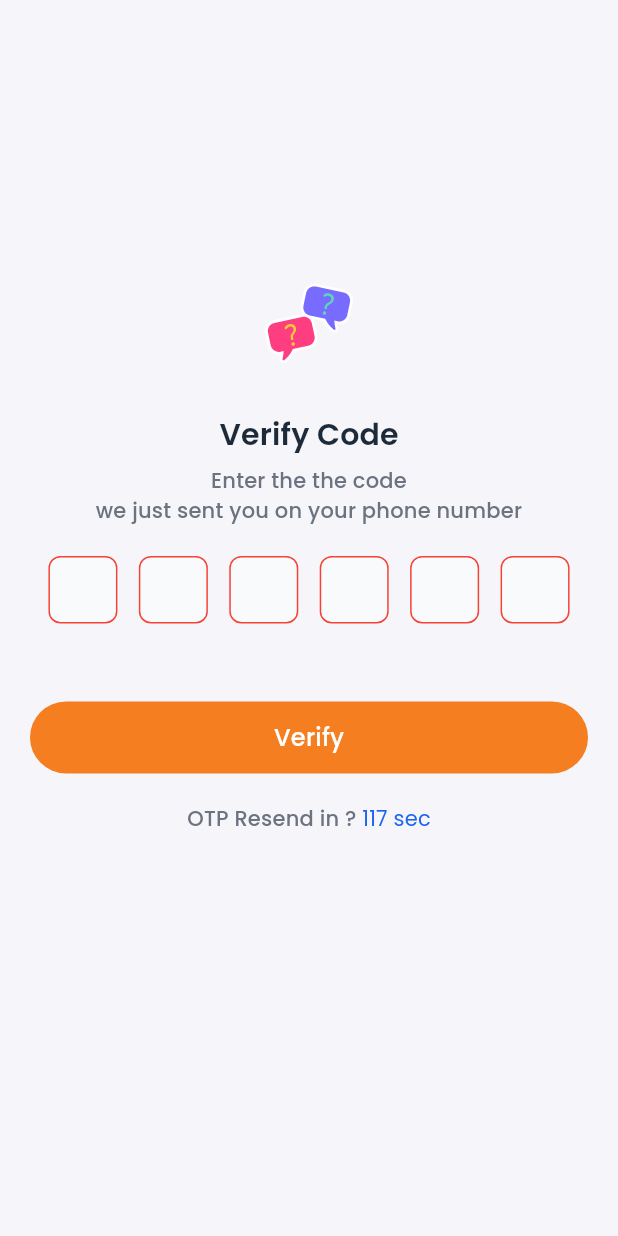
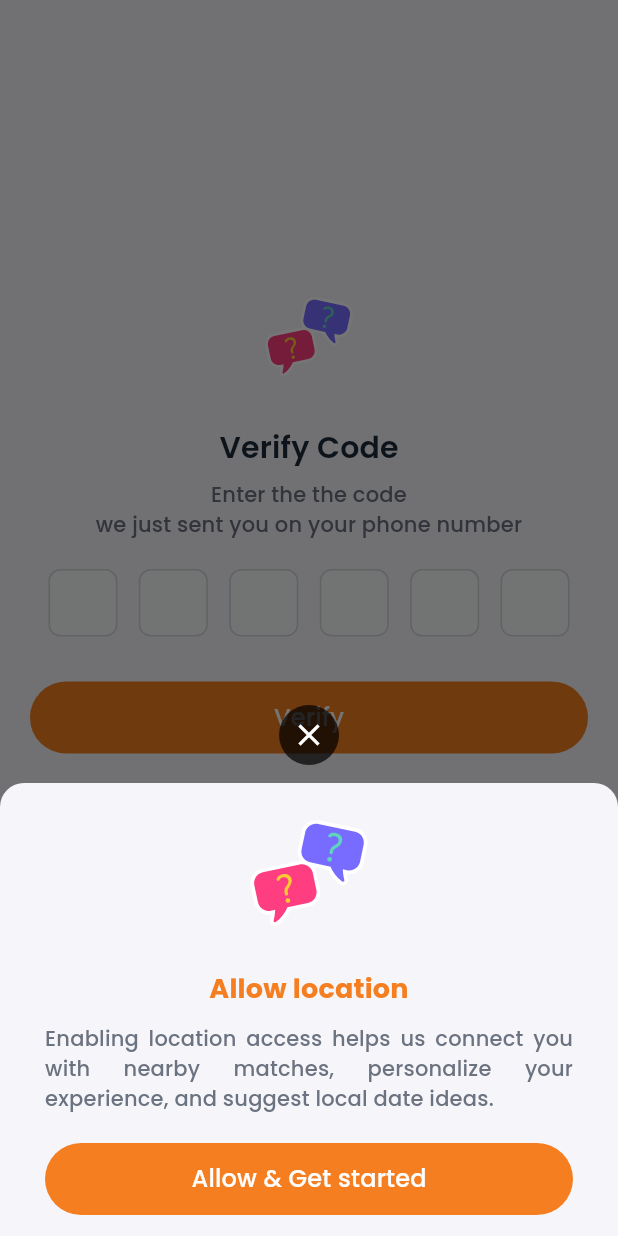
Before and after one commit to Deepjyoti120/laatte_app, a Flutter app: the OtpScreen screen opened by its route, after a tap on "Verify", on a phone screen of 412 x 824 dp. Run offline on Flutter 3.47's test engine with Material 3 defaults, Android fonts, the light colour scheme and no system bars; our stand-ins replace bloc, bloc_concurrency, connectivity_plus, dio, equatable, file_picker and 17 more; missing offline and left inert: ntp, razorpay_flutter; accounts and stored records are empty.

Commit message:
feat: add geolocation support and implement terms & conditions acceptance in login flow

```diff
--- /dev/null
+++ b/lib/ui/custom/confirm_sheet.dart
@@ -0,0 +1,124 @@
+import 'package:flutter_svg/svg.dart';
+import 'package:laatte/common_libs.dart';
+import 'package:laatte/utils/assets_names.dart';
+import 'package:laatte/utils/design_colors.dart';
+import 'package:laatte/utils/extensions.dart';
+import 'package:laatte/utils/utlis.dart';
+import '../theme/buttons.dart';
+import '../theme/text.dart';
+
+class ConfirmSheet extends StatelessWidget {
+  const ConfirmSheet({
+    Key? key,
+    this.isDismissible = true,
+    required this.title,
+    required this.description,
+    this.confirmText = 'Done',
+    this.onPressed,
+    this.isLoading = false,
+    this.assetPath,
+  }) : super(key: key);
+  final bool isDismissible;
+  final String title;
+  final String description;
+  final String confirmText;
+  final VoidCallback? onPressed;
+  final bool isLoading;
+  final String? assetPath;
+
+  @override
+  Widget build(BuildContext context) {
+    return PopScope(
+      canPop: isDismissible,
+      child: Column(
+        mainAxisSize: MainAxisSize.min,
+        children: [
+          GestureDetector(
+            onTap: () {
+              context.pop();
+            },
+            child: Container(
+                height: 40,
+                width: 40,
+                decoration: BoxDecoration(
+                    color: Colors.black.withOpacity(0.7),
+                    borderRadius: BorderRadius.circular(60)),
+                child: Container(
+                  alignment: Alignment.center,
+                  child: const Icon(Icons.close, color: Colors.white),
+                )),
+          ),
+          const SizedBox(height: 12),
+          Container(
+            width: double.infinity,
+            decoration: const BoxDecoration(
+              borderRadius: BorderRadius.vertical(
+                top: Radius.circular(16),
+              ),
+              color: DesignColor.backgroundColor,
+            ),
+            child: Column(
+              crossAxisAlignment: CrossAxisAlignment.center,
+              children: [
+                const SizedBox(height: 20),
+                SvgPicture.asset(
+                  assetPath ?? AssetsName.appLogo,
+                  height: 80,
+                ),
+                const SizedBox(height: 10),
+                Padding(
+                  padding: const EdgeInsets.fromLTRB(30, 14, 30, 14),
+                  child: Column(
+                    children: [
+                      DesignText.title(
+                        title,
+                        textAlign: TextAlign.center,
+                        color: DesignColor.primary,
+                      ),
+                      const SizedBox(height: 10),
+                      DesignText.body(
+                        description,
+                        textAlign: TextAlign.justify,
+                      ),
+                      if (onPressed != null) const SizedBox(height: 20),
+                      if (onPressed != null)
+                        SizedBox(
+                          width: double.infinity,
+                          height: 48,
+                          child: Hero(
+                            tag: Constants.keyLoginButton,
+                            child: DesignButtons(
+                              color: DesignColor.primary,
+                              elevation: 0,
+                              fontSize: 16,
+                              fontWeight: 500,
+                              colorText: Colors.white,
+                              isTappedNotifier: ValueNotifier<bool>(isLoading),
+                              // onPressed: () async => onPressed!(),
+                              onPressed: () async {
+                                if (onPressed != null) {
+                                  onPressed!();
+                                }
+                              },
+                              textLabel: "",
+                              child: DesignText(
+                                confirmText,
+                                fontSize: 16,
+                                fontWeight: 500,
+                                color: Colors.white,
+                              ),
+                            ),
+                          ),
+                        ),
+                    ],
+                  ),
+                ),
+                if (Utils.isIOS) 30.height,
+              ],
+            ),
+          ),
+        ],
+      ),
+    );
+  }
+}
--- a/lib/utils/constants.dart
+++ b/lib/utils/constants.dart
@@ -41,4 +41,7 @@ class Constants {
   static String profileBox = 'profileBox$buildNumber';
   static String profileKey = 'profileKey';
   // for Hive end
+
+  static String termAndCondition = 'By using this app, you agree to our Terms & Conditions, which outline the rules, responsibilities, and guidelines for using our platform. These include details about user conduct, privacy, account management, and dispute resolution. We recommend reviewing the Terms & Conditions to understand your rights and obligations. Your continued use of the app signifies acceptance of these terms.';
+  static String allowLocation = 'Enabling location access helps us connect you with nearby matches, personalize your experience, and suggest local date ideas.';
 }
--- a/lib/utils/utlis.dart
+++ b/lib/utils/utlis.dart
@@ -5,6 +5,7 @@ import 'dart:math';
 import 'package:file_picker/file_picker.dart';
 import 'package:flutter/material.dart';
 import 'package:fluttertoast/fluttertoast.dart';
+import 'package:geolocator/geolocator.dart';
 import 'package:intl/intl.dart';
 import 'package:ntp/ntp.dart';
 import 'package:url_launcher/url_launcher.dart';
@@ -338,29 +339,29 @@ class Utils {
     return dateTime;
   }
 
-  // static Future openLocationSettings() async {
-  //   Geolocator.openLocationSettings();
-  // }
+  static Future openLocationSettings() async {
+    Geolocator.openLocationSettings();
+  }
 
-  // static Future<bool> isAllowGPS() async {
-  //   final location = await Geolocator.checkPermission();
-  //   if (location == LocationPermission.always ||
-  //       location == LocationPermission.whileInUse) {
-  //     return true;
-  //   } else {
-  //     return false;
-  //   }
-  // }
+  static Future<bool> isAllowGPS() async {
+    final location = await Geolocator.checkPermission();
+    if (location == LocationPermission.always ||
+        location == LocationPermission.whileInUse) {
+      return true;
+    } else {
+      return false;
+    }
+  }
 
-  // static Future<bool> requestLocationPermission() async {
-  //   LocationPermission permission = await Geolocator.requestPermission();
-  //   if (permission == LocationPermission.always ||
-  //       permission == LocationPermission.whileInUse) {
-  //     return true;
-  //   } else {
-  //     return false;
-  //   }
-  // }
+  static Future<bool> requestLocationPermission() async {
+    LocationPermission permission = await Geolocator.requestPermission();
+    if (permission == LocationPermission.always ||
+        permission == LocationPermission.whileInUse) {
+      return true;
+    } else {
+      return false;
+    }
+  }
 
   // static Future<String> getLatLngToAddress(LatLng? latLng) async {
   //   if (latLng != null) {
@@ -603,4 +604,7 @@ class Utils {
     int currentYear = DateTime.now().year;
     return List.generate(number, (index) => currentYear - index);
   }
+  static Future<void> sleep(int seconds) {
+    return Future.delayed(Duration(seconds: seconds));
+  }
 }
--- a/lib/views/login/otp_screen.dart
+++ b/lib/views/login/otp_screen.dart
@@ -3,10 +3,13 @@ import 'package:flutter/foundation.dart';
 import 'package:flutter/material.dart';
 import 'package:flutter/services.dart';
 import 'package:flutter_svg/svg.dart';
+import 'package:geolocator/geolocator.dart';
 import 'package:go_router/go_router.dart';
 import 'package:laatte/routes.dart';
 import 'package:laatte/services/api_services.dart';
 import 'package:laatte/utils/extensions.dart';
+import 'package:laatte/utils/utlis.dart';
+import '../../ui/custom/confirm_sheet.dart';
 import '../../ui/theme/buttons.dart';
 import '../../ui/theme/text.dart';
 import '../../ui/widgets/progress_circle.dart';
@@ -23,7 +26,7 @@ class OtpScreen extends StatefulWidget {
   State<OtpScreen> createState() => _OtpScreenState();
 }
 
-class _OtpScreenState extends State<OtpScreen> {
+class _OtpScreenState extends State<OtpScreen> with WidgetsBindingObserver {
   List<TextEditingController> textEditingController = [
     TextEditingController(),
     TextEditingController(),
@@ -56,7 +59,9 @@ class _OtpScreenState extends State<OtpScreen> {
   @override
   void initState() {
     super.initState();
+    WidgetsBinding.instance.addObserver(this);
     startTimer();
+    verifyGPS();
   }
 
   setDummyLoginDetails() {
@@ -68,10 +73,40 @@ class _OtpScreenState extends State<OtpScreen> {
     setState(() {});
   }
 
+
+  Position? _position;
+  bool haspermission = false;
+
+  verifyGPS() async {
+    haspermission = await Utils.isAllowGPS();
+    if (!haspermission) {
+      bool permissionGranted = await Utils.requestLocationPermission();
+      if (permissionGranted) {
+        _getCurrentLocation();
+      } else {}
+    } else {
+      _getCurrentLocation();
+    }
+    setState(() {});
+  }
+
+  Future<void> _getCurrentLocation() async {
+    _position = await Geolocator.getCurrentPosition(
+        desiredAccuracy: LocationAccuracy.high);
+  }
+
+  @override
+  void didChangeAppLifecycleState(AppLifecycleState state) {
+    if (state == AppLifecycleState.resumed) {
+      verifyGPS();
+    }
+  }
+
   @override
   void dispose() {
+    WidgetsBinding.instance.removeObserver(this);
+    timer?.cancel();
     super.dispose();
-    timer?.cancel();
   }
 
   @override
@@ -131,6 +166,10 @@ class _OtpScreenState extends State<OtpScreen> {
                           colorText: Colors.white,
                           isTappedNotifier: ValueNotifier<bool>(false),
                           onPressed: () async {
+                            if (!await allowGPS) {
+                              setState(() => isloading = false);
+                              return;
+                            }
                             if (formKey.currentState!.validate()) {
                               setState(() => isloading = true);
                               final goRouter = GoRouter.of(context);
@@ -223,6 +262,31 @@ class _OtpScreenState extends State<OtpScreen> {
             }),
       ),
     );
+  }
+
+  Future<bool> get allowGPS async {
+    return await showModalBottomSheet<bool>(
+          context: context,
+          shape: const RoundedRectangleBorder(
+              borderRadius: BorderRadius.vertical(top: Radius.circular(6))),
+          isScrollControlled: true,
+          // isDismissible: false,
+          // enableDrag: false,
+          // add linear bounce in animation curve
+          backgroundColor: Colors.transparent,
+          builder: (context) {
+            return ConfirmSheet(
+              title: "Allow location",
+              description: Constants.allowLocation,
+              confirmText: "Allow & Get started",
+              onPressed: () {
+                // Utils.getMonths
+                context.pop(true);
+              },
+            );
+          },
+        ) ??
+        false;
   }
 }
 
--- a/pubspec.yaml
+++ b/pubspec.yaml
@@ -73,6 +73,7 @@ dependencies:
   # google_ml_kit: ^0.19.0
   opencv_dart: ^1.3.3
   dotted_border: ^2.1.0
+  geolocator: ^12.0.0
 
 dev_dependencies:
   flutter_test:
```
Also changed, not shown: lib/ui/custom/confirm_dialog.dart (added, +138 -0 lines), lib/views/login/login.dart (+33 -3 lines), pubspec.lock, 2 other files.
